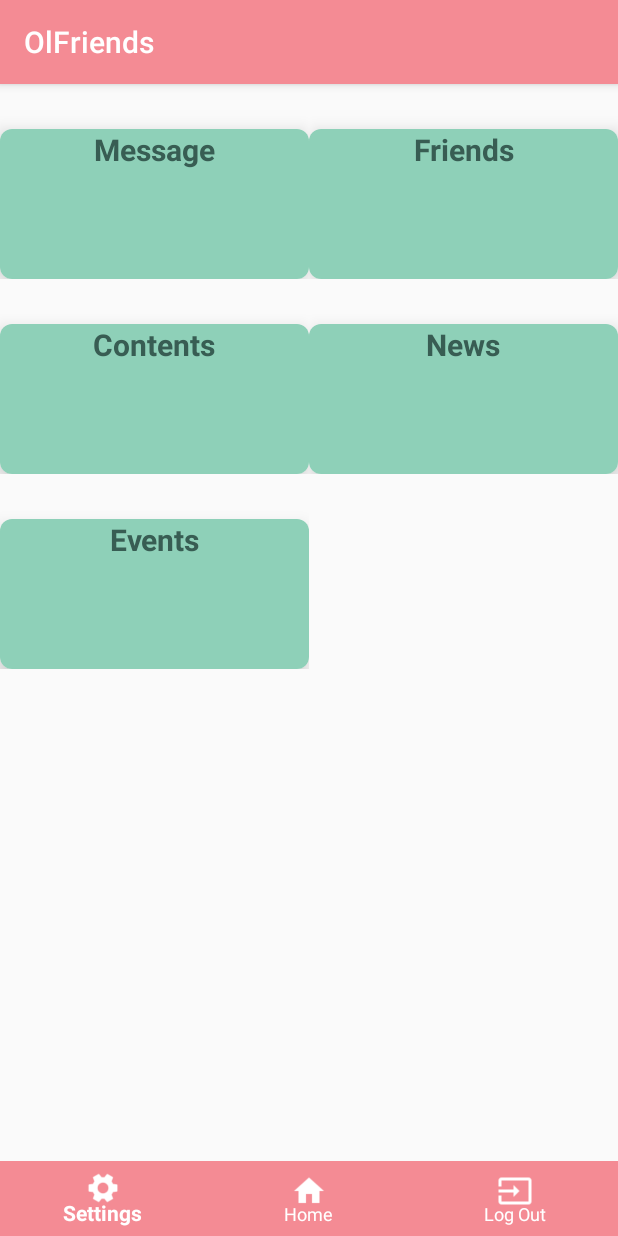
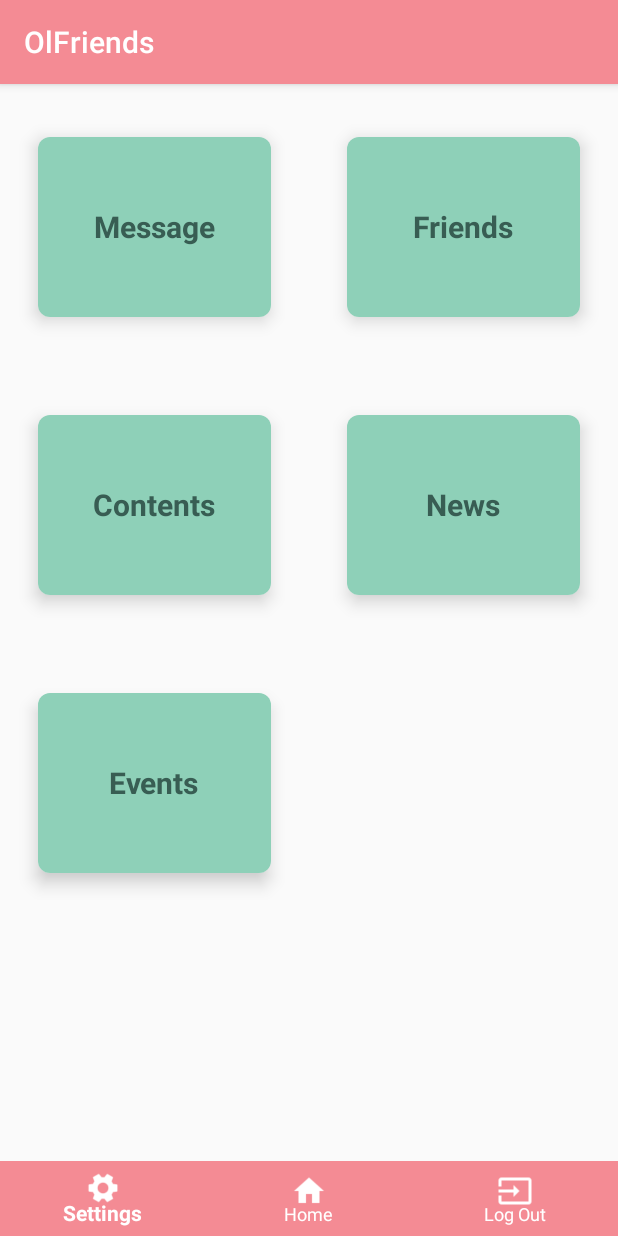
Before and after one commit to Master-Wangus/OlFriends, an Android app: the HomePageActivity screen opened directly, with no data from a screen before it, on a phone screen of 412 x 824 dp. Run offline under Robolectric (Android 15) with nearby library versions, the phone set to English and light mode, and no system bars; our stand-ins replace Firebase (no records; nobody signed in at launch, a user with empty details on screens opened directly); 1 statement that could not run was skipped.

Commit message:
adjusted layout of homepage

```diff
--- a/app/src/main/res/layout/layout_pages.xml
+++ b/app/src/main/res/layout/layout_pages.xml
@@ -8,24 +8,28 @@
     <android.support.v7.widget.CardView
         android:layout_width="match_parent"
         android:layout_height="wrap_content"
-        android:layout_marginTop="30dp"
+        android:layout_marginLeft="25dp"
+        android:layout_marginRight="25dp"
+        android:layout_marginTop="35dp"
+        android:layout_marginBottom="30dp"
         app:cardCornerRadius="8dp"
         app:cardElevation="7dp">
 
         <RelativeLayout
             android:layout_width="match_parent"
-            android:layout_height="wrap_content"
-            android:id="@+id/rlStart">
-
+            android:layout_height="120dp"
+            android:id="@+id/rlStart"
+            android:background="#8ED0B8"
+            android:padding="8dp">
 
             <TextView
                 android:id="@+id/textViewTitle"
-                android:layout_width="800dp"
-                android:layout_height="100dp"
-                android:textSize="20dp"
-                android:textAlignment="center"
+                android:layout_width="wrap_content"
+                android:layout_height="wrap_content"
+                android:textSize="20sp"
+                android:layout_centerVertical="true"
+                android:layout_centerHorizontal="true"
                 android:textStyle="bold"
-                android:background="#8ED0B8"
                 android:textAppearance="@style/Base.TextAppearance.AppCompat.Small"
                 android:textColor="#385D53" />
 
```
